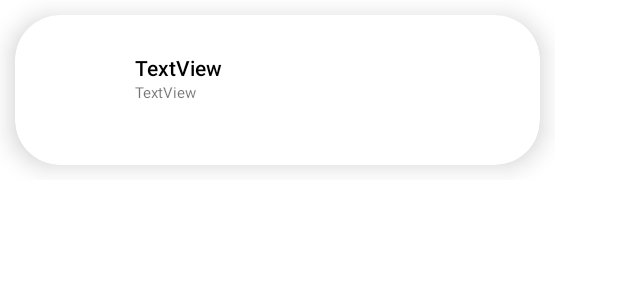
After one commit to achmadrizkin/java_hotel_system, an Android app: the layout recycler_view_all_user.xml on its own in the app's theme, with its tools: preview values and no code run, on a phone screen of 412 x 824 dp. The commit adds this screen. Shown: the top 300 px of the screen. Run offline under Robolectric (Android 15) with nearby library versions, the phone set to English and light mode, and no system bars.

Commit message:
ADD ALL USER for super_admin

```diff
--- a/app/src/main/java/com/example/java_hotel_system/service/RetroService.java
+++ b/app/src/main/java/com/example/java_hotel_system/service/RetroService.java
@@ -17,4 +17,7 @@ public interface RetroService {
     // example: https://achmadrizkin.my.id/mobprog_hotel/select_user.php?uid=E5WuhBcN8wOYRcfj5HwRVVzfj203
     @GET("select_user.php")
     Observable<ListUser> getUserByUID(@Query("uid") String uid);
+
+    @GET("select_all_user.php")
+    Observable<ListUser> getAllUser();
 }
--- /dev/null
+++ b/app/src/main/res/layout/recycler_view_all_user.xml
@@ -0,0 +1,60 @@
+<?xml version="1.0" encoding="utf-8"?>
+<androidx.constraintlayout.widget.ConstraintLayout xmlns:android="http://schemas.android.com/apk/res/android"
+    xmlns:tools="http://schemas.android.com/tools"
+    android:layout_width="wrap_content"
+    android:layout_height="wrap_content"
+    android:layout_marginBottom="10dp"
+    xmlns:app="http://schemas.android.com/apk/res-auto">
+
+    <androidx.cardview.widget.CardView
+        android:id="@+id/cvUser"
+        android:layout_width="350dp"
+        android:layout_height="100dp"
+        app:cardCornerRadius="30dp"
+        app:cardElevation="10dp"
+        android:layout_margin="10dp"
+        app:layout_constraintBottom_toBottomOf="parent"
+        app:layout_constraintEnd_toEndOf="parent"
+        app:layout_constraintStart_toStartOf="parent"
+        app:layout_constraintTop_toTopOf="parent">
+
+        <androidx.constraintlayout.widget.ConstraintLayout
+            android:layout_width="match_parent"
+            android:layout_height="match_parent">
+
+            <ImageView
+                android:id="@+id/ivPicture"
+                android:layout_width="50dp"
+                android:layout_height="50dp"
+                android:layout_marginStart="20dp"
+                app:layout_constraintBottom_toBottomOf="parent"
+                app:layout_constraintStart_toStartOf="parent"
+                app:layout_constraintTop_toTopOf="parent" />
+
+            <TextView
+                android:id="@+id/tvName"
+                android:layout_width="wrap_content"
+                android:layout_height="wrap_content"
+                android:layout_marginStart="10dp"
+                android:layout_marginTop="25dp"
+                android:text="TextView"
+                android:fontFamily="sans-serif-medium"
+                android:textColor="@color/black"
+                app:layout_constraintStart_toEndOf="@+id/ivPicture"
+                app:layout_constraintTop_toTopOf="parent" />
+
+            <TextView
+                android:id="@+id/tvUID"
+                android:layout_width="wrap_content"
+                android:layout_height="wrap_content"
+                android:layout_marginStart="10dp"
+                android:textSize="10sp"
+                android:text="TextView"
+                app:layout_constraintStart_toEndOf="@+id/ivPicture"
+                app:layout_constraintTop_toBottomOf="@+id/tvName" />
+
+        </androidx.constraintlayout.widget.ConstraintLayout>
+
+    </androidx.cardview.widget.CardView>
+
+</androidx.constraintlayout.widget.ConstraintLayout>
```
Also changed, not shown: app/src/main/java/com/example/java_hotel_system/adapter/RecyclerViewAllUser.java (added, +71 -0 lines), app/src/main/java/com/example/java_hotel_system/repo/UserDetailsRepo.java (+26 -0 lines), app/src/main/java/com/example/java_hotel_system/view/bottomNav/profile/all_user/AllUserActivity.java (+60 -0 lines), app/src/main/java/com/example/java_hotel_system/view_model/UserDetailsViewModel.java (+13 -0 lines), app/src/main/res/layout/activity_all_user.xml (+48 -0 lines).
